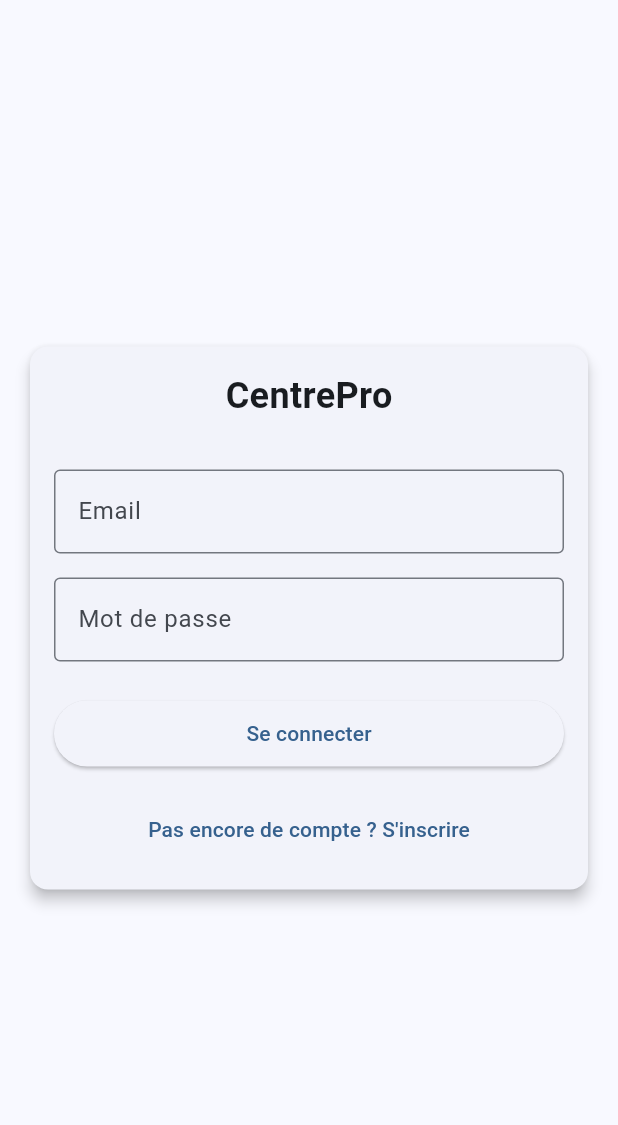
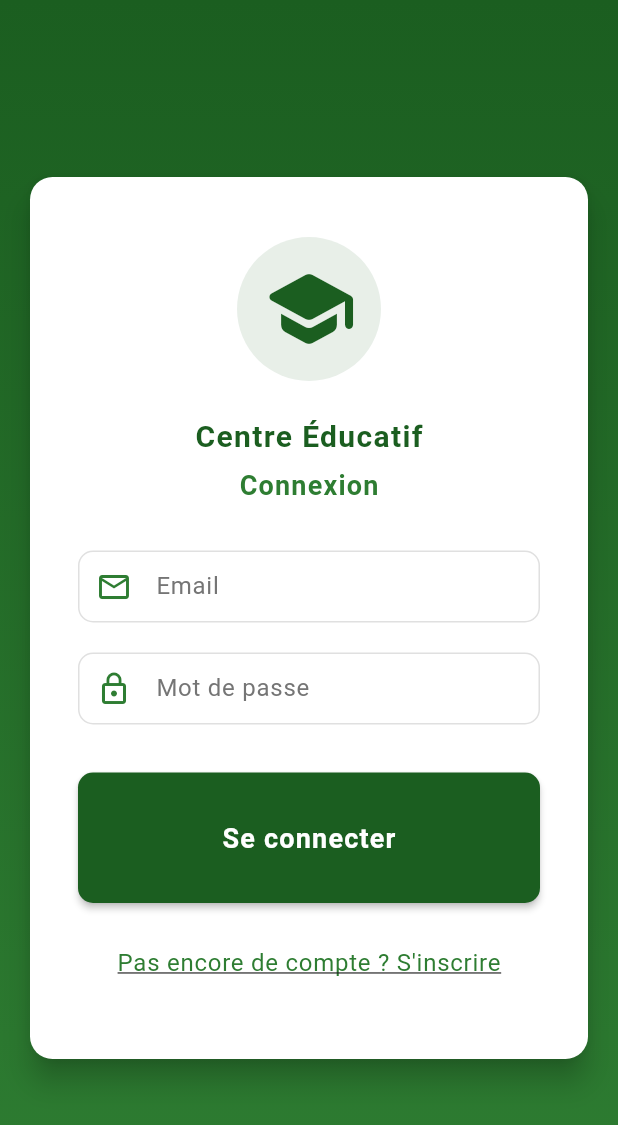
Before and after one commit to kawkumputer/centre-pro-frontend, a Flutter app: the screen it shows after launch, on a phone screen of 412 x 824 dp. Shown: the top 1125 px of the screen. Run offline on Flutter 3.47's test engine with Material 3 defaults, Android fonts, the phone set to English and light mode, and no system bars; drawn by our look-alikes of flutter_form_builder; our stand-ins replace dio, flutter_bloc, form_builder_validators, go_router, shared_preferences; Roboto replaces fonts that are missing (Montserrat).

Commit message:
improve design [WIP]

```diff
--- /dev/null
+++ b/lib/core/constants/app_constants.dart
@@ -0,0 +1,44 @@
+class AppConstants {
+  // Textes de l'application
+  static const String appName = 'Centre Éducatif';
+  static const String loginTitle = 'Connexion';
+  static const String signupTitle = 'Inscription';
+
+  // Messages d'authentification
+  static const String emailRequired = 'Ce champ est requis';
+  static const String emailInvalid = 'Email invalide';
+  static const String passwordRequired = 'Ce champ est requis';
+  static const String passwordTooShort = 'Le mot de passe doit contenir au moins 6 caractères';
+  static const String loginError = 'Erreur lors de la connexion';
+  static const String signupError = 'Erreur lors de l\'inscription';
+  static const String networkError = 'Erreur de connexion au serveur';
+
+  // Labels des champs
+  static const String emailLabel = 'Email';
+  static const String emailHint = 'Entrez votre email';
+  static const String passwordLabel = 'Mot de passe';
+  static const String passwordHint = 'Entrez votre mot de passe';
+  static const String firstNameLabel = 'Prénom';
+  static const String firstNameHint = 'Entrez votre prénom';
+  static const String lastNameLabel = 'Nom';
+  static const String lastNameHint = 'Entrez votre nom';
+
+  // Boutons
+  static const String loginButton = 'Se connecter';
+  static const String signupButton = 'S\'inscrire';
+  static const String signupLink = 'Pas encore de compte ? S\'inscrire';
+  static const String loginLink = 'Déjà un compte ? Se connecter';
+
+  // Images et icônes
+  static const String logoPath = 'assets/images/logo.png';
+  static const String backgroundPath = 'assets/images/background.png';
+
+  // Rôles utilisateurs (comme spécifié dans les MEMORIES)
+  static const String roleAdmin = 'ADMIN';
+  static const String roleProjectManager = 'PROJECT_MANAGER';
+  static const String roleUser = 'USER';
+
+  // Stockage local (comme spécifié dans les MEMORIES)
+  static const String tokenKey = 'auth_token';
+  static const String userKey = 'current_user';
+}
--- a/lib/main.dart
+++ b/lib/main.dart
@@ -1,19 +1,21 @@
 import 'package:flutter/material.dart';
 import 'package:flutter_bloc/flutter_bloc.dart';
+import 'package:shared_preferences/shared_preferences.dart';
 import 'package:dio/dio.dart';
-import 'package:shared_preferences/shared_preferences.dart';
 import 'application/auth/auth_bloc.dart';
 import 'application/auth/auth_event.dart';
 import 'domain/repositories/auth_repository.dart';
 import 'infrastructure/repositories/auth_repository_impl.dart';
 import 'presentation/routes/app_router.dart';
+import 'presentation/theme/app_theme.dart';
 
 void main() async {
   WidgetsFlutterBinding.ensureInitialized();
 
   final prefs = await SharedPreferences.getInstance();
   final dio = Dio();
-  final authRepository = AuthRepositoryImpl(dio, prefs);
+
+  final AuthRepository authRepository = AuthRepositoryImpl(dio, prefs);
 
   runApp(MyApp(authRepository: authRepository));
 }
@@ -28,12 +30,16 @@ class MyApp extends StatelessWidget {
     return BlocProvider(
       create: (context) => AuthBloc(authRepository)..add(CheckAuthStatusEvent()),
       child: MaterialApp.router(
-        title: 'CentrePro',
-        theme: ThemeData(
-          colorScheme: ColorScheme.fromSeed(seedColor: Colors.blue),
-          useMaterial3: true,
-        ),
+        title: 'Centre Éducatif',
+        theme: AppTheme.lightTheme,
         routerConfig: AppRouter.router,
+        debugShowCheckedModeBanner: false,
+        builder: (context, child) {
+          return MediaQuery(
+            data: MediaQuery.of(context).copyWith(textScaleFactor: 1.0),
+            child: child!,
+          );
+        },
       ),
     );
   }
--- a/lib/presentation/pages/auth/login_page.dart
+++ b/lib/presentation/pages/auth/login_page.dart
@@ -6,6 +6,7 @@ import 'package:go_router/go_router.dart';
 import '../../../application/auth/auth_bloc.dart';
 import '../../../application/auth/auth_event.dart';
 import '../../../application/auth/auth_state.dart';
+import '../../../core/constants/app_constants.dart';
 
 class LoginPage extends StatelessWidget {
   LoginPage({Key? key}) : super(key: key);
@@ -14,71 +15,137 @@ class LoginPage extends StatelessWidget {
 
   @override
   Widget build(BuildContext context) {
+    final theme = Theme.of(context);
+
     return Scaffold(
-      body: BlocListener<AuthBloc, AuthState>(
+      body: Container(
+        decoration: BoxDecoration(
+          gradient: LinearGradient(
+            begin: Alignment.topCenter,
+            end: Alignment.bottomCenter,
+            colors: [
+              theme.colorScheme.primary,
+              theme.colorScheme.secondary,
+            ],
+          ),
+        ),
+        child: BlocListener<AuthBloc, AuthState>(
           listener: (context, state) {
             if (state is AuthError) {
               ScaffoldMessenger.of(context).showSnackBar(
-              SnackBar(content: Text(state.message)),
+                SnackBar(
+                  content: Text(state.message),
+                  backgroundColor: theme.colorScheme.error,
+                ),
               );
             } else if (state is Authenticated) {
               context.go('/home');
             }
           },
+          child: SafeArea(
             child: Center(
               child: SingleChildScrollView(
                 padding: const EdgeInsets.all(16.0),
                 child: Card(
-              elevation: 4,
-              child: Padding(
-                padding: const EdgeInsets.all(16.0),
+                  elevation: 8,
+                  shape: RoundedRectangleBorder(
+                    borderRadius: BorderRadius.circular(15),
+                  ),
+                  child: Container(
+                    width: 400,
+                    padding: const EdgeInsets.symmetric(
+                      horizontal: 32.0,
+                      vertical: 40.0,
+                    ),
                     child: Column(
                       mainAxisSize: MainAxisSize.min,
                       children: [
-                    const Text(
-                      'CentrePro',
-                      style: TextStyle(
-                        fontSize: 24,
+                        // Logo temporaire
+                        Container(
+                          padding: const EdgeInsets.all(16),
+                          decoration: BoxDecoration(
+                            shape: BoxShape.circle,
+                            color: theme.colorScheme.primary.withOpacity(0.1),
+                          ),
+                          child: Icon(
+                            Icons.school_rounded,
+                            size: 64,
+                            color: theme.colorScheme.primary,
+                          ),
+                        ),
+                        const SizedBox(height: 24),
+                        Text(
+                          AppConstants.appName,
+                          style: theme.textTheme.headlineMedium?.copyWith(
+                            color: theme.colorScheme.primary,
                             fontWeight: FontWeight.bold,
                           ),
                         ),
+                        const SizedBox(height: 8),
+                        Text(
+                          AppConstants.loginTitle,
+                          style: theme.textTheme.titleLarge?.copyWith(
+                            color: theme.colorScheme.secondary,
+                          ),
+                        ),
                         const SizedBox(height: 32),
+
+                        // Formulaire
                         FormBuilder(
                           key: _formKey,
                           child: Column(
+                            crossAxisAlignment: CrossAxisAlignment.stretch,
                             children: [
                               FormBuilderTextField(
                                 name: 'email',
-                            decoration: const InputDecoration(
-                              labelText: 'Email',
-                              border: OutlineInputBorder(),
+                                decoration: InputDecoration(
+                                  labelText: AppConstants.emailLabel,
+                                  hintText: AppConstants.emailHint,
+                                  prefixIcon: Icon(
+                                    Icons.email_outlined,
+                                    color: theme.colorScheme.secondary,
+                                  ),
                                 ),
                                 validator: FormBuilderValidators.compose([
-                              FormBuilderValidators.required(errorText: 'Ce champ est requis'),
-                              FormBuilderValidators.email(errorText: 'Email invalide'),
+                                  FormBuilderValidators.required(
+                                    errorText: AppConstants.emailRequired,
+                                  ),
+                                  FormBuilderValidators.email(
+                                    errorText: AppConstants.emailInvalid,
+                                  ),
                                 ]),
                               ),
-                          const SizedBox(height: 16),
+                              const SizedBox(height: 20),
                               FormBuilderTextField(
                                 name: 'password',
-                            decoration: const InputDecoration(
-                              labelText: 'Mot de passe',
-                              border: OutlineInputBorder(),
+                                decoration: InputDecoration(
+                                  labelText: AppConstants.passwordLabel,
+                                  hintText: AppConstants.passwordHint,
+                                  prefixIcon: Icon(
+                                    Icons.lock_outline,
+                                    color: theme.colorScheme.secondary,
+                                  ),
                                 ),
                                 obscureText: true,
                                 validator: FormBuilderValidators.compose([
-                              FormBuilderValidators.required(errorText: 'Ce champ est requis'),
-                              FormBuilderValidators.minLength(6, errorText: 'Le mot de passe doit contenir au moins 6 caractères'),
+                                  FormBuilderValidators.required(
+                                    errorText: AppConstants.passwordRequired,
+                                  ),
+                                  FormBuilderValidators.minLength(
+                                    6,
+                                    errorText: AppConstants.passwordTooShort,
+                                  ),
                                 ]),
                               ),
-                          const SizedBox(height: 24),
+                              const SizedBox(height: 32),
+
+                              // Boutons
                               BlocBuilder<AuthBloc, AuthState>(
                                 builder: (context, state) {
                                   return Column(
+                                    crossAxisAlignment: CrossAxisAlignment.stretch,
                                     children: [
-                                  SizedBox(
-                                    width: double.infinity,
-                                    child: ElevatedButton(
+                                      ElevatedButton(
                                         onPressed: state is AuthLoading
                                             ? null
                                             : () {
@@ -93,17 +160,35 @@ class LoginPage extends StatelessWidget {
                                                 }
                                               },
                                         child: Padding(
-                                        padding: const EdgeInsets.all(12.0),
+                                          padding: const EdgeInsets.symmetric(vertical: 16),
                                           child: state is AuthLoading
-                                            ? const CircularProgressIndicator()
-                                            : const Text('Se connecter'),
+                                              ? const SizedBox(
+                                                  height: 20,
+                                                  width: 20,
+                                                  child: CircularProgressIndicator(
+                                                    strokeWidth: 2,
+                                                    valueColor: AlwaysStoppedAnimation<Color>(Colors.white),
+                                                  ),
+                                                )
+                                              : Text(
+                                                  AppConstants.loginButton,
+                                                  style: theme.textTheme.titleLarge?.copyWith(
+                                                    color: Colors.white,
+                                                    fontWeight: FontWeight.bold,
+                                                  ),
                                                 ),
                                         ),
                                       ),
                                       const SizedBox(height: 16),
                                       TextButton(
                                         onPressed: () => context.go('/signup'),
-                                    child: const Text("Pas encore de compte ? S'inscrire"),
+                                        child: Text(
+                                          AppConstants.signupLink,
+                                          style: theme.textTheme.bodyLarge?.copyWith(
+                                            color: theme.colorScheme.secondary,
+                                            decoration: TextDecoration.underline,
+                                          ),
+                                        ),
                                       ),
                                     ],
                                   );
@@ -119,6 +204,8 @@ class LoginPage extends StatelessWidget {
               ),
             ),
           ),
+        ),
+      ),
     );
   }
 }
--- /dev/null
+++ b/lib/presentation/theme/app_theme.dart
@@ -0,0 +1,139 @@
+import 'package:flutter/material.dart';
+
+class AppTheme {
+  static const Color primaryGreen = Color(0xFF1B5E20);
+  static const Color secondaryGreen = Color(0xFF2E7D32);
+  static const Color accentGreen = Color(0xFF43A047);
+  static const Color backgroundLight = Color(0xFFF5F5F5);
+  static const Color textPrimary = Color(0xFF212121);
+  static const Color textSecondary = Color(0xFF757575);
+
+  static ThemeData get lightTheme {
+    return ThemeData(
+      useMaterial3: true,
+      colorScheme: ColorScheme.light(
+        primary: primaryGreen,
+        secondary: secondaryGreen,
+        surface: Colors.white,
+        background: backgroundLight,
+        error: Colors.red[700]!,
+        onPrimary: Colors.white,
+        onSecondary: Colors.white,
+        onSurface: textPrimary,
+        onBackground: textPrimary,
+        onError: Colors.white,
+      ),
+      fontFamily: 'Montserrat',
+      textTheme: const TextTheme(
+        displayLarge: TextStyle(
+          fontSize: 32,
+          fontWeight: FontWeight.bold,
+          color: textPrimary,
+          letterSpacing: 1.2,
+        ),
+        displayMedium: TextStyle(
+          fontSize: 28,
+          fontWeight: FontWeight.bold,
+          color: textPrimary,
+          letterSpacing: 1.1,
+        ),
+        displaySmall: TextStyle(
+          fontSize: 24,
+          fontWeight: FontWeight.bold,
+          color: textPrimary,
+          letterSpacing: 1.0,
+        ),
+        headlineMedium: TextStyle(
+          fontSize: 20,
+          fontWeight: FontWeight.w600,
+          color: textPrimary,
+          letterSpacing: 0.9,
+        ),
+        titleLarge: TextStyle(
+          fontSize: 18,
+          fontWeight: FontWeight.w600,
+          color: textPrimary,
+          letterSpacing: 0.8,
+        ),
+        bodyLarge: TextStyle(
+          fontSize: 16,
+          fontWeight: FontWeight.normal,
+          color: textPrimary,
+          letterSpacing: 0.5,
+        ),
+        bodyMedium: TextStyle(
+          fontSize: 14,
+          fontWeight: FontWeight.normal,
+          color: textSecondary,
+          letterSpacing: 0.25,
+        ),
+      ),
+      cardTheme: CardTheme(
+        elevation: 4,
+        shape: RoundedRectangleBorder(
+          borderRadius: BorderRadius.circular(15),
+        ),
+        color: Colors.white,
+      ),
+      inputDecorationTheme: InputDecorationTheme(
+        filled: true,
+        fillColor: Colors.white,
+        contentPadding: const EdgeInsets.symmetric(horizontal: 16, vertical: 12),
+        border: OutlineInputBorder(
+          borderRadius: BorderRadius.circular(10),
+          borderSide: const BorderSide(color: Colors.grey),
+        ),
+        enabledBorder: OutlineInputBorder(
+          borderRadius: BorderRadius.circular(10),
+          borderSide: BorderSide(color: Colors.grey[300]!),
+        ),
+        focusedBorder: OutlineInputBorder(
+          borderRadius: BorderRadius.circular(10),
+          borderSide: const BorderSide(color: secondaryGreen, width: 2),
+        ),
+        errorBorder: OutlineInputBorder(
+          borderRadius: BorderRadius.circular(10),
+          borderSide: BorderSide(color: Colors.red[700]!, width: 1),
+        ),
+        focusedErrorBorder: OutlineInputBorder(
+          borderRadius: BorderRadius.circular(10),
+          borderSide: BorderSide(color: Colors.red[700]!, width: 2),
+        ),
+        labelStyle: const TextStyle(color: textSecondary),
+        hintStyle: TextStyle(color: textSecondary.withOpacity(0.7)),
+      ),
+      elevatedButtonTheme: ElevatedButtonThemeData(
+        style: ElevatedButton.styleFrom(
+          backgroundColor: primaryGreen,
+          foregroundColor: Colors.white,
+          padding: const EdgeInsets.symmetric(horizontal: 24, vertical: 16),
+          shape: RoundedRectangleBorder(
+            borderRadius: BorderRadius.circular(10),
+          ),
+          elevation: 2,
+          textStyle: const TextStyle(
+            fontSize: 16,
+            fontWeight: FontWeight.bold,
+            letterSpacing: 1.2,
+          ),
+        ),
+      ),
+      textButtonTheme: TextButtonThemeData(
+        style: TextButton.styleFrom(
+          foregroundColor: secondaryGreen,
+          textStyle: const TextStyle(
+            fontSize: 14,
+            fontWeight: FontWeight.w500,
+            letterSpacing: 0.5,
+          ),
+        ),
+      ),
+      snackBarTheme: SnackBarThemeData(
+        behavior: SnackBarBehavior.floating,
+        shape: RoundedRectangleBorder(
+          borderRadius: BorderRadius.circular(10),
+        ),
+      ),
+    );
+  }
+}
```
Also changed, not shown: pubspec.yaml (+9 -40 lines), pubspec.lock, 1 other file. Lines whose indentation alone changed are shown as unchanged.
